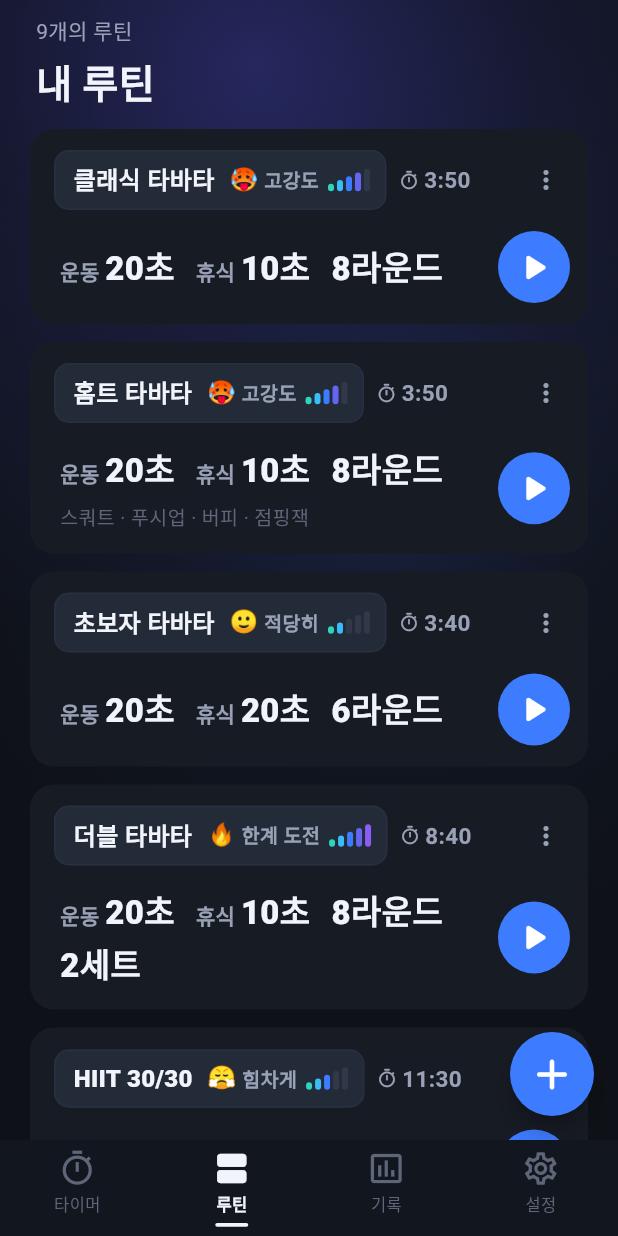
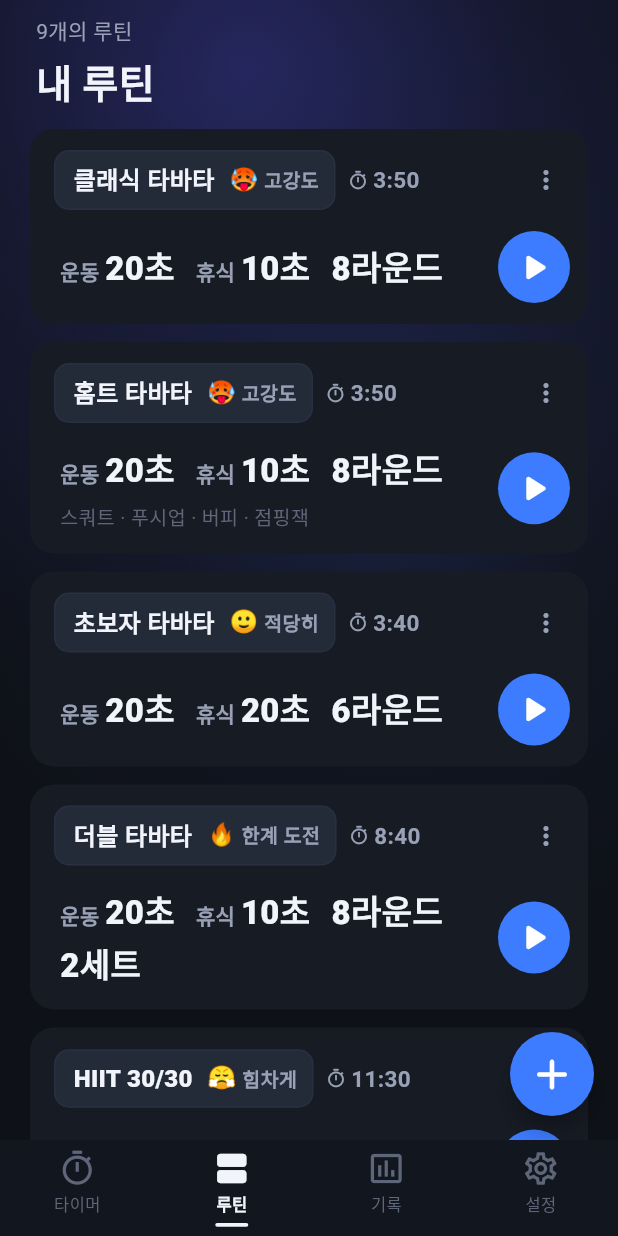
Before and after one commit to sionhyeop/tabata-timer, a Flutter app: the screen it shows after launch, item 2 of the bottom bar chosen, on a phone screen of 412 x 824 dp. Run offline on Flutter 3.47's test engine with Material 3 defaults, Android fonts, the phone set to English and light mode, and no system bars; our stand-ins replace audioplayers, flutter_tts, shared_preferences, wakelock_plus; missing offline and left inert: flutter_foreground_task.

Commit message:
Drop the signal bars from routine cards
The title box keeps the effort face and label; the bars took width the
routine name needs. The home summary card still shows them.
Version 1.3.3.

Co-Authored-By: Claude Opus 5.5 <noreply@anthropic.com>

```diff
--- a/lib/ui/routines/routines_tab.dart
+++ b/lib/ui/routines/routines_tab.dart
@@ -227,7 +227,7 @@ class _TitleBox extends StatelessWidget {
           ),
           if (intensity != null) ...[
             const SizedBox(width: 10),
-            IntensityMeter(level: intensity!, compact: true),
+            IntensityMeter(level: intensity!, compact: true, showBars: false),
           ],
         ],
       ),
--- a/lib/ui/settings/settings_tab.dart
+++ b/lib/ui/settings/settings_tab.dart
@@ -170,7 +170,7 @@ class SettingsTab extends StatelessWidget {
               const SizedBox(height: 28),
               const Center(
                 child: Text(
-                  '타바타 타이머 1.3.2',
+                  '타바타 타이머 1.3.3',
                   style: TextStyle(color: AppColors.textTertiary, fontSize: 12),
                 ),
               ),
--- a/lib/ui/widgets/intensity_meter.dart
+++ b/lib/ui/widgets/intensity_meter.dart
@@ -3,14 +3,23 @@ import 'package:flutter/material.dart';
 import '../../engine/intensity.dart';
 import '../../theme/app_colors.dart';
 
-/// Face + label + five rising bars, read like a signal meter.
+/// Face + label, optionally followed by five rising bars read like a
+/// signal meter.
 class IntensityMeter extends StatelessWidget {
-  const IntensityMeter({super.key, required this.level, this.compact = false});
+  const IntensityMeter({
+    super.key,
+    required this.level,
+    this.compact = false,
+    this.showBars = true,
+  });
 
   final IntensityLevel level;
 
   /// Smaller variant for list cards.
   final bool compact;
+
+  /// The bars; tight spots show just the face and label.
+  final bool showBars;
 
   @override
   Widget build(BuildContext context) {
@@ -43,8 +52,10 @@ class IntensityMeter extends StatelessWidget {
                 color: compact ? AppColors.textSecondary : AppColors.textPrimary,
               ),
             ),
-            SizedBox(width: compact ? 6 : 8),
-            _Bars(level: level, compact: compact),
+            if (showBars) ...[
+              SizedBox(width: compact ? 6 : 8),
+              _Bars(level: level, compact: compact),
+            ],
           ],
         ),
       ),
--- a/pubspec.yaml
+++ b/pubspec.yaml
@@ -16,7 +16,7 @@ publish_to: 'none' # Remove this line if you wish to publish to pub.dev
 # https://developer.apple.com/library/archive/documentation/General/Reference/InfoPlistKeyReference/Articles/CoreFoundationKeys.html
 # In Windows, build-name is used as the major, minor, and patch parts
 # of the product and file versions while build-number is used as the build suffix.
-version: 1.3.2+6
+version: 1.3.3+7
 
 environment:
   sdk: ^3.13.7
```
Also changed, not shown: 2 other files.
